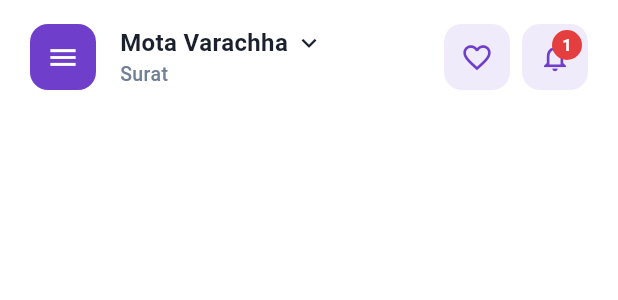
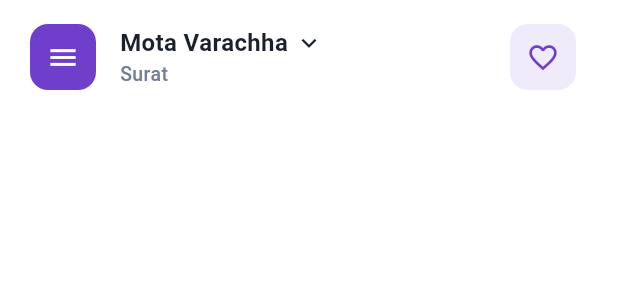
Before and after one commit to KartikPatelOfficial/savedge, a Flutter app: the HomeHeader widget shown alone on an empty page, opened directly, on a phone screen of 412 x 824 dp. Shown: the top 300 px of the screen. Run offline on Flutter 3.47's test engine with Material 3 defaults, Android fonts, the phone set to English and light mode, and no system bars; our stand-ins replace cached_network_image, country_picker, dartz, dio, equatable, flutter_bloc and 13 more; missing offline and left inert: mobile_scanner, razorpay_flutter; accounts and stored records are empty; generated files the repository leaves out were written again; network calls fail.

Commit message:
feat: Remove notification button from home header and associated logic

```diff
--- a/lib/features/home/presentation/pages/home_content_page.dart
+++ b/lib/features/home/presentation/pages/home_content_page.dart
@@ -168,12 +168,6 @@ class _HomeContentPageState extends State<HomeContentPage> {
                         icon: Icons.favorite_outline,
                         onTap: _onFavoriteTap,
                       ),
-                      const SizedBox(width: 12),
-                      _buildActionButton(
-                        icon: Icons.notifications_none,
-                        onTap: _onNotificationTap,
-                        hasBadge: true,
-                      ),
                     ],
                   ),
                 ],
--- a/lib/features/home/presentation/widgets/home_header.dart
+++ b/lib/features/home/presentation/widgets/home_header.dart
@@ -41,10 +41,6 @@ class HomeHeader extends StatelessWidget {
           // Action buttons
           _ActionButton(icon: Icons.favorite_border, onPressed: onFavoriteTap),
           const SizedBox(width: 8),
-          _NotificationButton(
-            count: notificationCount,
-            onPressed: onNotificationTap,
-          ),
         ],
       ),
     );
@@ -148,57 +144,3 @@ class _ActionButton extends StatelessWidget {
     );
   }
 }
-
-class _NotificationButton extends StatelessWidget {
-  const _NotificationButton({required this.count, this.onPressed});
-
-  final int count;
-  final VoidCallback? onPressed;
-
-  @override
-  Widget build(BuildContext context) {
-    return Stack(
-      children: [
-        Container(
-          width: 44,
-          height: 44,
-          decoration: BoxDecoration(
-            color: const Color(0xFF6F3FCC).withOpacity(0.1),
-            borderRadius: BorderRadius.circular(12),
-          ),
-          child: IconButton(
-            onPressed: onPressed,
-            icon: const Icon(
-              Icons.notifications_outlined,
-              color: Color(0xFF6F3FCC),
-            ),
-            iconSize: 22,
-          ),
-        ),
-        if (count > 0)
-          Positioned(
-            right: 4,
-            top: 4,
-            child: Container(
-              width: 20,
-              height: 20,
-              decoration: const BoxDecoration(
-                color: Color(0xFFE53E3E),
-                shape: BoxShape.circle,
-              ),
-              child: Center(
-                child: Text(
-                  count.toString(),
-                  style: const TextStyle(
-                    color: Colors.white,
-                    fontSize: 11,
-                    fontWeight: FontWeight.w600,
-                  ),
-                ),
-              ),
-            ),
-          ),
-      ],
-    );
-  }
-}
```
